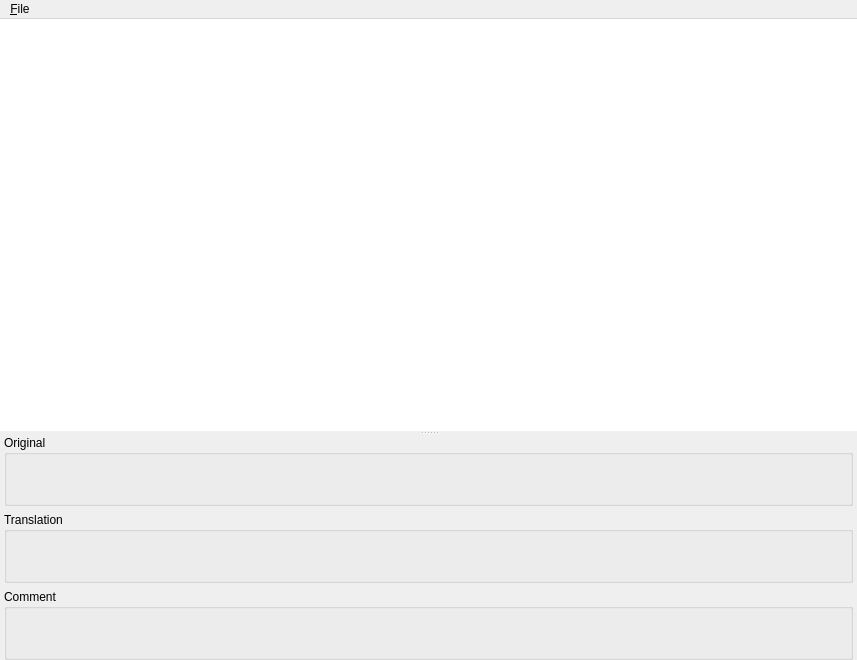
This is UTranslator/FmMain.ui in Mercury13/utranslator as Qt 5 draws it before an edit. The edited form follows.
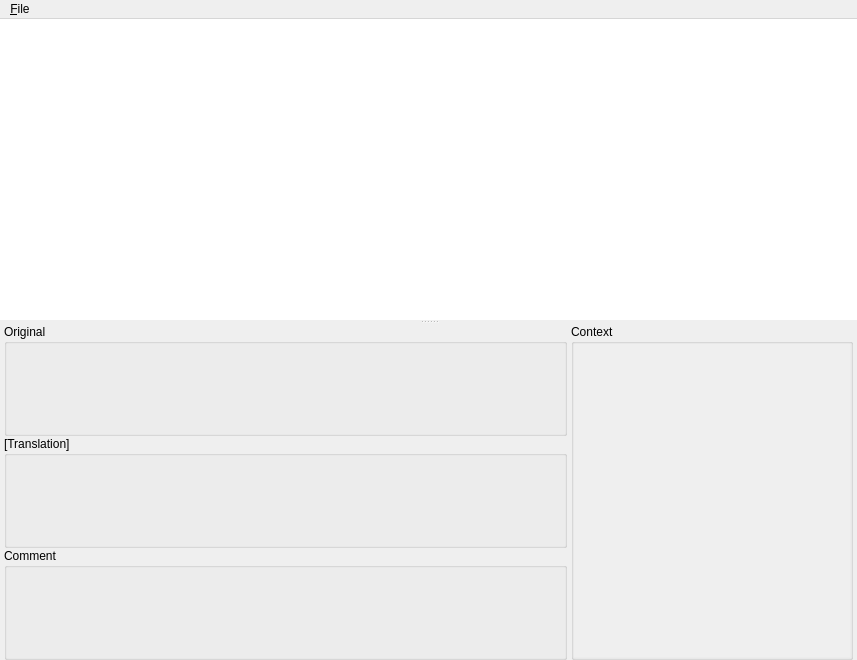
This is the edited form. The open tabs and pages were chosen to show the change.

```diff
--- a/UTranslator/FmMain.ui
+++ b/UTranslator/FmMain.ui
@@ -84,7 +84,10 @@
            </layout>
           </widget>
           <widget class="QWidget" name="wiEditor" native="true">
-           <layout class="QGridLayout" name="gridLayout">
+           <layout class="QHBoxLayout" name="horizontalLayout_2" stretch="2,1">
+            <property name="spacing">
+             <number>4</number>
+            </property>
             <property name="leftMargin">
              <number>4</number>
             </property>
@@ -94,26 +97,79 @@
             <property name="rightMargin">
              <number>4</number>
             </property>
-            <item row="1" column="0">
-             <widget class="QGroupBox" name="grpTranslation">
-              <property name="title">
-               <string>Translation</string>
+            <property name="bottomMargin">
+             <number>0</number>
+            </property>
+            <item>
+             <layout class="QVBoxLayout" name="verticalLayout_5">
+              <property name="spacing">
+               <number>0</number>
               </property>
-             </widget>
-            </item>
-            <item row="0" column="0">
-             <widget class="QGroupBox" name="grpOriginal">
-              <property name="title">
-               <string>Original</string>
+              <property name="bottomMargin">
+               <number>0</number>
               </property>
-             </widget>
+              <item>
+               <widget class="QGroupBox" name="grpOriginal">
+                <property name="title">
+                 <string>Original</string>
+                </property>
+               </widget>
+              </item>
+              <item>
+               <widget class="QGroupBox" name="grpTranslation">
+                <property name="title">
+                 <string>[Translation]</string>
+                </property>
+               </widget>
+              </item>
+              <item>
+               <widget class="QGroupBox" name="grpComment">
+                <property name="title">
+                 <string>Comment</string>
+                </property>
+               </widget>
+              </item>
+             </layout>
             </item>
-            <item row="2" column="0">
-             <widget class="QGroupBox" name="grpComment">
-              <property name="title">
-               <string>Comment</string>
-              </property>
-             </widget>
+            <item>
+             <layout class="QVBoxLayout" name="verticalLayout_6">
+              <item>
+               <widget class="QGroupBox" name="grpContext">
+                <property name="title">
+                 <string>Context</string>
+                </property>
+                <layout class="QVBoxLayout" name="verticalLayout_7">
+                 <property name="spacing">
+                  <number>0</number>
+                 </property>
+                 <property name="leftMargin">
+                  <number>0</number>
+                 </property>
+                 <property name="topMargin">
+                  <number>0</number>
+                 </property>
+                 <property name="rightMargin">
+                  <number>0</number>
+                 </property>
+                 <property name="bottomMargin">
+                  <number>0</number>
+                 </property>
+                 <item>
+                  <widget class="QTextBrowser" name="browContext">
+                   <property name="styleSheet">
+                    <string notr="true">QTextBrowser {
+  background-color:palette(button);
+}</string>
+                   </property>
+                   <property name="frameShape">
+                    <enum>QFrame::NoFrame</enum>
+                   </property>
+                  </widget>
+                 </item>
+                </layout>
+               </widget>
+              </item>
+             </layout>
             </item>
            </layout>
           </widget>
```
Left out of the diff: 2 changed lines with no effect on the pictures.
